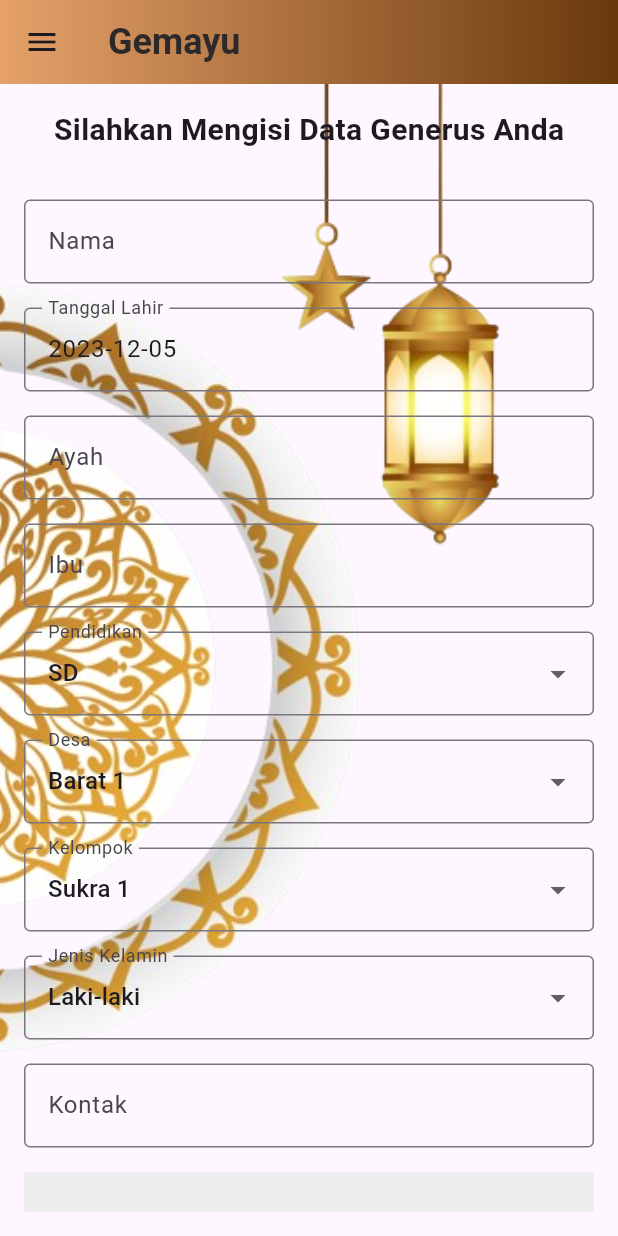
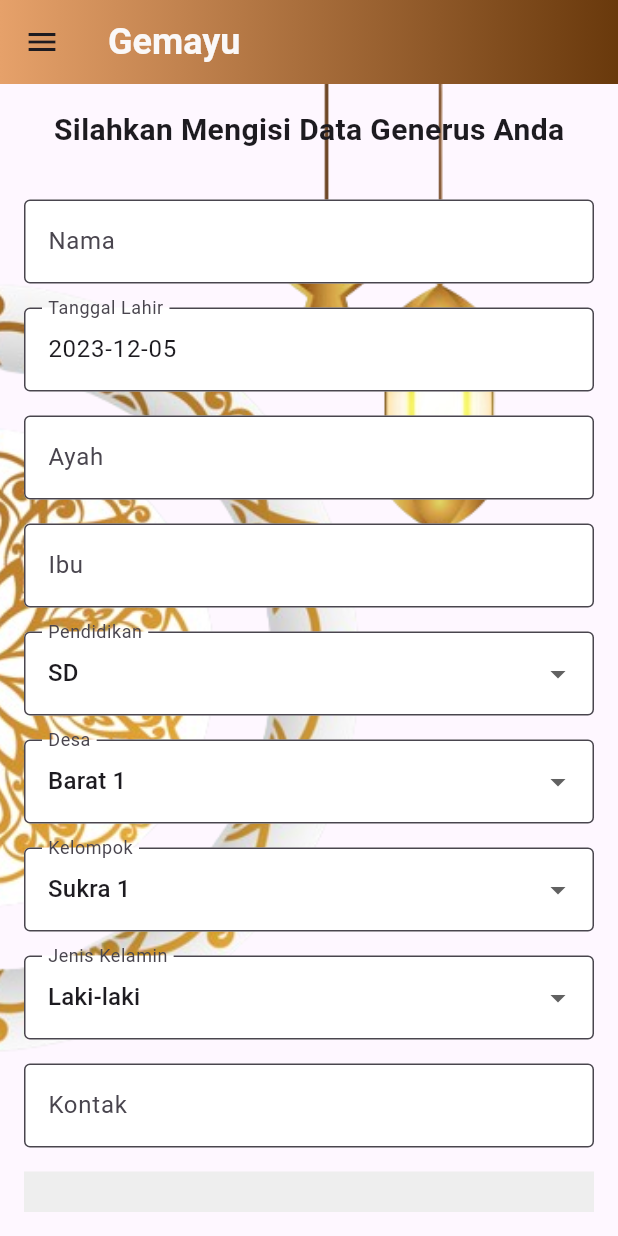
Before and after one commit to fauraalyriana/UTSPemMobile, a Flutter app: the screen it shows after launch, after a tap on "Yuk Masukin Data Generus Kamu", on a phone screen of 412 x 824 dp. Run offline on Flutter 3.47's test engine with Material 3 defaults, Android fonts, the light colour scheme and no system bars; our stand-ins replace image_picker.

Commit message:
fix desain 1

```diff
--- /dev/null
+++ b/lib/Component/splashscreen.dart
@@ -0,0 +1,48 @@
+import 'dart:async';
+
+import 'package:flutter/material.dart';
+import 'package:flutter_app_uts/Pages/home.dart';
+
+class SplashScreen extends StatefulWidget {
+  @override
+  _SplashScreenState createState() => _SplashScreenState();
+}
+
+class _SplashScreenState extends State<SplashScreen> {
+  @override
+  void initState() {
+    super.initState();
+    // Delay untuk simulasi splash screen selama 3 detik
+    Timer(Duration(seconds: 3), () {
+      Navigator.of(context).pushReplacement(
+        MaterialPageRoute(builder: (context) => MyHomePage(title: 'Home')),
+      );
+    });
+  }
+
+  @override
+  Widget build(BuildContext context) {
+    return Scaffold(
+      body: Container(
+        decoration: BoxDecoration(
+          gradient: LinearGradient(
+            begin: Alignment.topLeft,
+            end: Alignment.bottomRight,
+            colors: [
+              Color.fromARGB(255, 230, 161, 106),
+              Color.fromARGB(255, 105, 57, 12),
+            ],
+          ),
+        ),
+        child: Center(
+          child: Image.asset(
+            'assets/GEMAYU.png',
+            height: 200,
+            width: 200,
+            fit: BoxFit.cover,
+          ),
+        ),
+      ),
+    );
+  }
+}
--- a/lib/Pages/home.dart
+++ b/lib/Pages/home.dart
@@ -1,6 +1,6 @@
 import 'package:flutter/material.dart';
-import '../Component/navbar.dart'; // Import komponen DrawerMenu
-import 'register.dart'; // Import file register.dart jika belum diimport
+import '../Component/navbar.dart';
+import 'register.dart';
 
 class MyHomePage extends StatefulWidget {
   const MyHomePage({Key? key, required this.title}) : super(key: key);
@@ -15,7 +15,7 @@ class _MyHomePageState extends State<MyHomePage> {
   @override
   Widget build(BuildContext context) {
     return Scaffold(
-      drawer: NavBar(), // Tambahkan drawer menu ke dalam Scaffold
+      drawer: NavBar(),
       appBar: AppBar(
         title: Text(
           'Gemayu',
--- a/lib/Pages/register.dart
+++ b/lib/Pages/register.dart
@@ -70,17 +70,19 @@ class _RegisterPageState extends State<RegisterPage> {
         title: Text(
           'Gemayu',
           style: TextStyle(
-            fontWeight: FontWeight.bold,
-            color: const Color.fromARGB(255, 43, 41, 41),
-            fontSize: 24
-          ),
+              fontWeight: FontWeight.bold,
+              color: Color.fromARGB(255, 250, 248, 248),
+              fontSize: 24),
         ),
         flexibleSpace: Container(
           decoration: BoxDecoration(
             gradient: LinearGradient(
               begin: Alignment.centerLeft,
               end: Alignment.centerRight,
-              colors: [Color.fromARGB(255, 230, 161, 106), Color.fromARGB(255, 105, 57, 12)],
+              colors: [
+                Color.fromARGB(255, 230, 161, 106),
+                Color.fromARGB(255, 105, 57, 12)
+              ],
             ),
           ),
         ),
@@ -88,7 +90,8 @@ class _RegisterPageState extends State<RegisterPage> {
       body: Container(
         decoration: BoxDecoration(
           image: DecorationImage(
-            image: AssetImage('assets/bg2.png'), // Ganti dengan path gambar background Anda
+            image: AssetImage(
+                'assets/bg2.png'), // Ganti dengan path gambar background Anda
             fit: BoxFit.cover,
           ),
         ),
@@ -112,6 +115,8 @@ class _RegisterPageState extends State<RegisterPage> {
                 decoration: const InputDecoration(
                   border: OutlineInputBorder(),
                   labelText: 'Nama',
+                  filled: true,
+                  fillColor: Colors.white,
                 ),
                 validator: (value) {
                   if (value == null || value.isEmpty) {
@@ -129,6 +134,8 @@ class _RegisterPageState extends State<RegisterPage> {
                     decoration: const InputDecoration(
                       border: OutlineInputBorder(),
                       labelText: 'Tanggal Lahir',
+                      filled: true,
+                      fillColor: Colors.white,
                     ),
                     controller: TextEditingController(
                       text: '${_selectedDate.toLocal()}'.split(' ')[0],
@@ -142,6 +149,8 @@ class _RegisterPageState extends State<RegisterPage> {
                 decoration: const InputDecoration(
                   border: OutlineInputBorder(),
                   labelText: 'Ayah',
+                  filled: true,
+                  fillColor: Colors.white,
                 ),
                 validator: (value) {
                   if (value == null || value.isEmpty) {
@@ -157,6 +166,8 @@ class _RegisterPageState extends State<RegisterPage> {
                 decoration: const InputDecoration(
                   border: OutlineInputBorder(),
                   labelText: 'Ibu',
+                  filled: true,
+                  fillColor: Colors.white,
                 ),
                 validator: (value) {
                   if (value == null || value.isEmpty) {
@@ -183,6 +194,8 @@ class _RegisterPageState extends State<RegisterPage> {
                 decoration: const InputDecoration(
                   border: OutlineInputBorder(),
                   labelText: 'Pendidikan',
+                  filled: true,
+                  fillColor: Colors.white,
                 ),
               ),
               const SizedBox(height: 16),
@@ -202,6 +215,8 @@ class _RegisterPageState extends State<RegisterPage> {
                 decoration: const InputDecoration(
                   border: OutlineInputBorder(),
                   labelText: 'Desa',
+                  filled: true,
+                  fillColor: Colors.white,
                 ),
               ),
               const SizedBox(height: 16),
@@ -221,6 +236,8 @@ class _RegisterPageState extends State<RegisterPage> {
                 decoration: const InputDecoration(
                   border: OutlineInputBorder(),
                   labelText: 'Kelompok',
+                  filled: true,
+                  fillColor: Colors.white,
                 ),
               ),
               const SizedBox(height: 16),
@@ -240,6 +257,8 @@ class _RegisterPageState extends State<RegisterPage> {
                 decoration: const InputDecoration(
                   border: OutlineInputBorder(),
                   labelText: 'Jenis Kelamin',
+                  filled: true,
+                  fillColor: Colors.white,
                 ),
               ),
               const SizedBox(height: 16),
@@ -248,6 +267,8 @@ class _RegisterPageState extends State<RegisterPage> {
                 decoration: const InputDecoration(
                   labelText: 'Kontak',
                   border: OutlineInputBorder(),
+                  filled: true,
+                  fillColor: Colors.white,
                 ),
                 validator: (value) {
                   if (value == null || value.isEmpty) {
--- a/lib/main.dart
+++ b/lib/main.dart
@@ -1,5 +1,5 @@
 import 'package:flutter/material.dart';
-import 'Pages/home.dart';
+import 'Component/splashscreen.dart';
 
 void main() {
   runApp(const MyApp());
@@ -11,12 +11,12 @@ class MyApp extends StatelessWidget {
   @override
   Widget build(BuildContext context) {
     return MaterialApp(
-      title: 'Flutter Demo',
+      title: 'Gemayu Portal',
       theme: ThemeData(
         colorScheme: ColorScheme.fromSeed(seedColor: Colors.deepPurple),
         visualDensity: VisualDensity.adaptivePlatformDensity,
       ),
-      home: const MyHomePage(title: 'Flutter Demo Home Page'),
+      home: SplashScreen(),
     );
   }
 }
```
Also changed, not shown: lib/Component/navbar.dart (+31 -6 lines), lib/Pages/about.dart (+91 -0 lines), lib/Pages/listView.dart (+25 -1 lines), lib/Pages/login.dart (+33 -6 lines), pubspec.yaml (+8 -0 lines), pubspec.lock.
